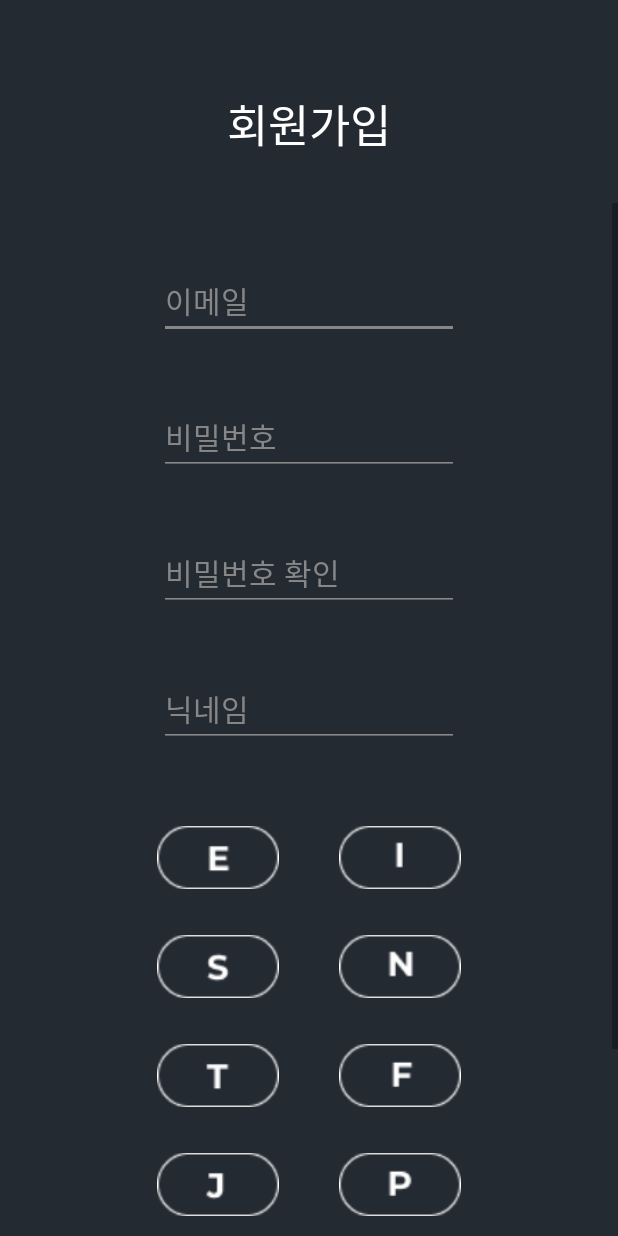
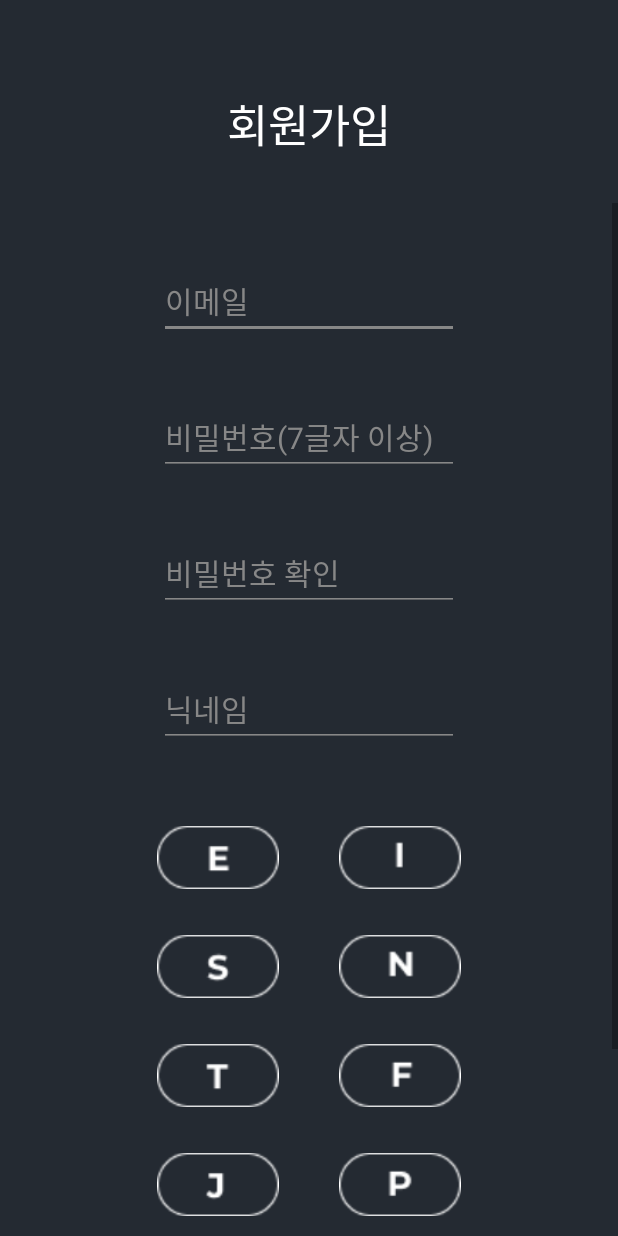
Before and after one commit to ohyyes/movieApp, an Android app: the RegisterActivity screen opened directly, with no data from a screen before it, on a phone screen of 412 x 824 dp. Run offline under Robolectric (Android 15) with nearby library versions, the phone set to English and light mode, and no system bars.

Commit message:
[feat] 비밀번호 정책 표시

```diff
--- a/app/src/main/res/layout/activity_register.xml
+++ b/app/src/main/res/layout/activity_register.xml
@@ -4,7 +4,7 @@
     xmlns:tools="http://schemas.android.com/tools"
     android:layout_width="match_parent"
     android:layout_height="match_parent"
-    tools:context=".RegisterActivity2"
+    tools:context=".RegisterActivity"
     android:orientation="vertical"
     android:gravity="center"
     android:background="@color/BG">
@@ -30,6 +30,7 @@
             android:layout_height="wrap_content"
             android:orientation="vertical"
             android:gravity="center">
+
             <EditText
                 android:id="@+id/et_email"
                 android:layout_width="200dp"
@@ -43,18 +44,22 @@
                 android:textColorHint="#878787"
                 android:textSize="20sp" />
 
+
             <EditText
                 android:id="@+id/et_pw1"
+                android:inputType="textPassword"
                 android:layout_width="200dp"
                 android:layout_height="wrap_content"
                 android:layout_below="@id/et_email"
                 android:layout_centerHorizontal="true"
                 android:layout_marginTop="40dp"
                 android:backgroundTint="#878787"
-                android:hint="비밀번호"
+                android:hint="비밀번호(7글자 이상)"
                 android:textColor="@color/white"
                 android:textColorHint="#878787"
-                android:textSize="20sp" />
+                android:textSize="20sp"/>
+
+
 
             <EditText
                 android:id="@+id/et_pw2"
```
